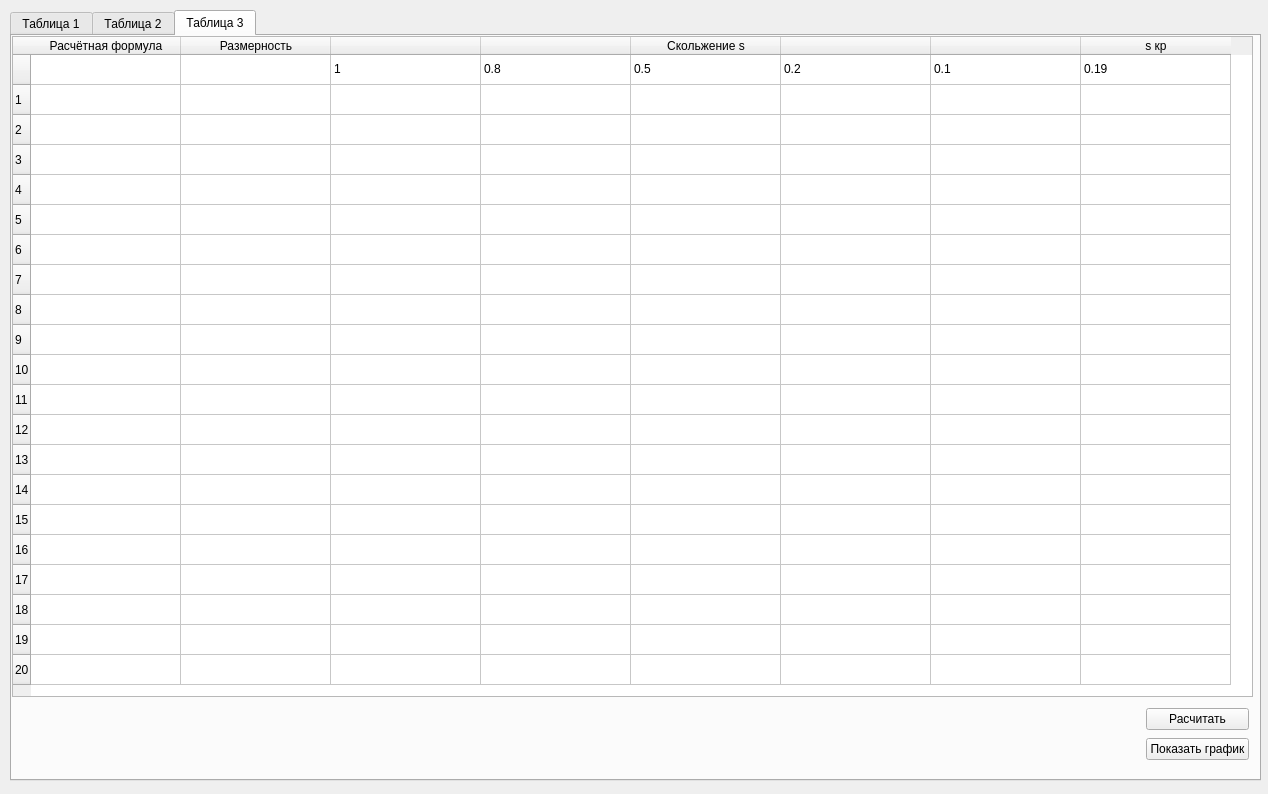
First picture: the form in ui_mainWindow.ui, repository Vaslot1/Engine-design, before the edit.
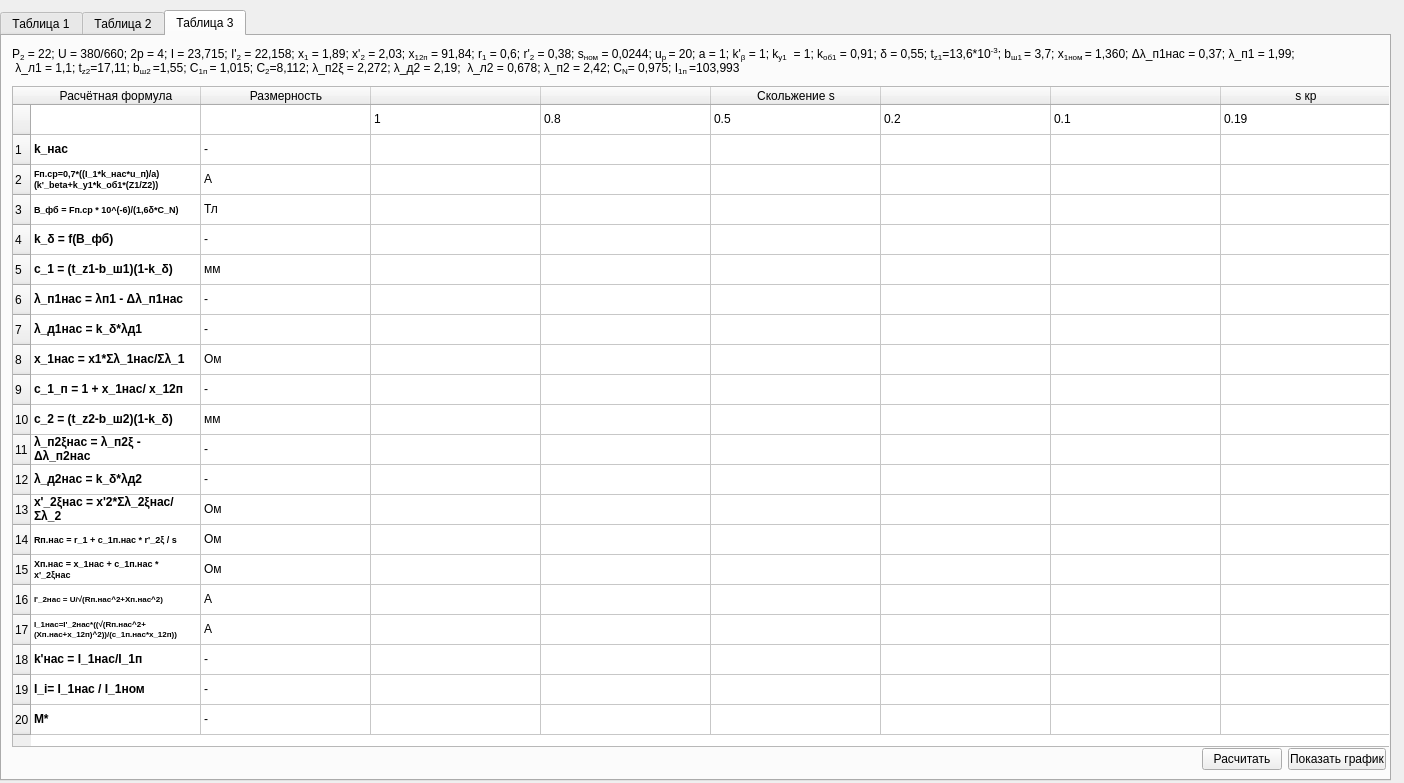
Second picture: the form after the edit. The open tabs and pages were chosen to show the change.

Commit message: добавил формулы в таблицы + исходные данные

The edit to the form file:
```diff
--- a/ui_mainWindow.ui
+++ b/ui_mainWindow.ui
@@ -6,8 +6,8 @@
    <rect>
     <x>0</x>
     <y>0</y>
-    <width>1268</width>
-    <height>794</height>
+    <width>1404</width>
+    <height>783</height>
    </rect>
   </property>
   <property name="windowTitle">
@@ -16,9 +16,9 @@
   <widget class="QTabWidget" name="tabWidget">
    <property name="geometry">
     <rect>
-     <x>10</x>
+     <x>0</x>
      <y>10</y>
-     <width>1251</width>
+     <width>1391</width>
      <height>771</height>
     </rect>
    </property>
@@ -663,14 +663,14 @@
     <widget class="QTableWidget" name="tableWidget_3">
      <property name="geometry">
       <rect>
-       <x>0</x>
-       <y>0</y>
-       <width>1241</width>
+       <x>10</x>
+       <y>50</y>
+       <width>1391</width>
        <height>661</height>
       </rect>
      </property>
      <attribute name="horizontalHeaderDefaultSectionSize">
-      <number>150</number>
+      <number>170</number>
      </attribute>
      <row>
       <property name="text">
@@ -847,17 +847,328 @@
        <string>0.19</string>
       </property>
      </item>
+     <item row="1" column="0">
+      <property name="text">
+       <string>k_нас</string>
+      </property>
+      <property name="font">
+       <font>
+        <bold>true</bold>
+       </font>
+      </property>
+     </item>
+     <item row="1" column="1">
+      <property name="text">
+       <string>-</string>
+      </property>
+     </item>
+     <item row="2" column="0">
+      <property name="text">
+       <string>Fп.ср=0,7*((I_1*k_нас*u_п)/a)(k'_beta+k_y1*k_об1*(Z1/Z2))</string>
+      </property>
+      <property name="font">
+       <font>
+        <pointsize>7</pointsize>
+        <bold>true</bold>
+       </font>
+      </property>
+     </item>
+     <item row="2" column="1">
+      <property name="text">
+       <string>А</string>
+      </property>
+     </item>
+     <item row="3" column="0">
+      <property name="text">
+       <string>В_фб = Fп.ср * 10^(-6)/(1,6δ*С_N)</string>
+      </property>
+      <property name="font">
+       <font>
+        <pointsize>7</pointsize>
+        <bold>true</bold>
+       </font>
+      </property>
+     </item>
+     <item row="3" column="1">
+      <property name="text">
+       <string>Тл</string>
+      </property>
+     </item>
+     <item row="4" column="0">
+      <property name="text">
+       <string>k_δ = f(В_фб)</string>
+      </property>
+      <property name="font">
+       <font>
+        <bold>true</bold>
+       </font>
+      </property>
+     </item>
+     <item row="4" column="1">
+      <property name="text">
+       <string>-</string>
+      </property>
+     </item>
+     <item row="4" column="2">
+      <property name="text">
+       <string/>
+      </property>
+     </item>
+     <item row="5" column="0">
+      <property name="text">
+       <string>с_1 = (t_z1-b_ш1)(1-k_δ)</string>
+      </property>
+      <property name="font">
+       <font>
+        <bold>true</bold>
+       </font>
+      </property>
+     </item>
+     <item row="5" column="1">
+      <property name="text">
+       <string>мм</string>
+      </property>
+     </item>
+     <item row="6" column="0">
+      <property name="text">
+       <string>λ_п1нас = λп1 - Δλ_п1нас</string>
+      </property>
+      <property name="font">
+       <font>
+        <bold>true</bold>
+       </font>
+      </property>
+     </item>
+     <item row="6" column="1">
+      <property name="text">
+       <string>-</string>
+      </property>
+     </item>
+     <item row="7" column="0">
+      <property name="text">
+       <string>λ_д1нас = k_δ*λд1</string>
+      </property>
+      <property name="font">
+       <font>
+        <bold>true</bold>
+       </font>
+      </property>
+     </item>
+     <item row="7" column="1">
+      <property name="text">
+       <string>-</string>
+      </property>
+     </item>
+     <item row="8" column="0">
+      <property name="text">
+       <string>х_1нас = х1*Σλ_1нас/Σλ_1</string>
+      </property>
+      <property name="font">
+       <font>
+        <bold>true</bold>
+       </font>
+      </property>
+     </item>
+     <item row="8" column="1">
+      <property name="text">
+       <string>Ом</string>
+      </property>
+     </item>
+     <item row="9" column="0">
+      <property name="text">
+       <string>c_1_п = 1 + x_1нас/ x_12п</string>
+      </property>
+      <property name="font">
+       <font>
+        <bold>true</bold>
+       </font>
+      </property>
+     </item>
+     <item row="9" column="1">
+      <property name="text">
+       <string>-</string>
+      </property>
+     </item>
+     <item row="10" column="0">
+      <property name="text">
+       <string>с_2 = (t_z2-b_ш2)(1-k_δ)</string>
+      </property>
+      <property name="font">
+       <font>
+        <bold>true</bold>
+       </font>
+      </property>
+     </item>
+     <item row="10" column="1">
+      <property name="text">
+       <string>мм</string>
+      </property>
+     </item>
+     <item row="11" column="0">
+      <property name="text">
+       <string>λ_п2ξнас = λ_п2ξ - Δλ_п2нас</string>
+      </property>
+      <property name="font">
+       <font>
+        <bold>true</bold>
+       </font>
+      </property>
+     </item>
+     <item row="11" column="1">
+      <property name="text">
+       <string>-</string>
+      </property>
+     </item>
+     <item row="12" column="0">
+      <property name="text">
+       <string>λ_д2нас = k_δ*λд2</string>
+      </property>
+      <property name="font">
+       <font>
+        <bold>true</bold>
+       </font>
+      </property>
+     </item>
+     <item row="12" column="1">
+      <property name="text">
+       <string>-</string>
+      </property>
+     </item>
+     <item row="13" column="0">
+      <property name="text">
+       <string>х'_2ξнас = x'2*Σλ_2ξнас/Σλ_2</string>
+      </property>
+      <property name="font">
+       <font>
+        <bold>true</bold>
+       </font>
+      </property>
+     </item>
+     <item row="13" column="1">
+      <property name="text">
+       <string>Ом</string>
+      </property>
+     </item>
+     <item row="14" column="0">
+      <property name="text">
+       <string>Rп.нас = r_1 + c_1п.нас * r'_2ξ / s</string>
+      </property>
+      <property name="font">
+       <font>
+        <pointsize>7</pointsize>
+        <bold>true</bold>
+       </font>
+      </property>
+     </item>
+     <item row="14" column="1">
+      <property name="text">
+       <string>Ом</string>
+      </property>
+     </item>
+     <item row="15" column="0">
+      <property name="text">
+       <string>Хп.нас = x_1нас + c_1п.нас * х'_2ξнас</string>
+      </property>
+      <property name="font">
+       <font>
+        <pointsize>7</pointsize>
+        <bold>true</bold>
+       </font>
+      </property>
+     </item>
+     <item row="15" column="1">
+      <property name="text">
+       <string>Ом</string>
+      </property>
+     </item>
+     <item row="16" column="0">
+      <property name="text">
+       <string>I'_2нас = U/√(Rп.нас^2+Хп.нас^2)</string>
+      </property>
+      <property name="font">
+       <font>
+        <pointsize>6</pointsize>
+        <bold>true</bold>
+       </font>
+      </property>
+     </item>
+     <item row="16" column="1">
+      <property name="text">
+       <string>А</string>
+      </property>
+     </item>
+     <item row="17" column="0">
+      <property name="text">
+       <string>I_1нас=I'_2нас*((√(Rп.нас^2+(Хп.нас+х_12п)^2))/(с_1п.нас*х_12п))</string>
+      </property>
+      <property name="font">
+       <font>
+        <pointsize>6</pointsize>
+        <bold>true</bold>
+       </font>
+      </property>
+     </item>
+     <item row="17" column="1">
+      <property name="text">
+       <string>А</string>
+      </property>
+     </item>
+     <item row="18" column="0">
+      <property name="text">
+       <string>k'нас = I_1нас/I_1п</string>
+      </property>
+      <property name="font">
+       <font>
+        <bold>true</bold>
+       </font>
+      </property>
+     </item>
+     <item row="18" column="1">
+      <property name="text">
+       <string>-</string>
+      </property>
+     </item>
+     <item row="19" column="0">
+      <property name="text">
+       <string>I_i= I_1нас / I_1ном</string>
+      </property>
+      <property name="font">
+       <font>
+        <bold>true</bold>
+       </font>
+      </property>
+     </item>
+     <item row="19" column="1">
+      <property name="text">
+       <string>-</string>
+      </property>
+     </item>
+     <item row="20" column="0">
+      <property name="text">
+       <string>М*</string>
+      </property>
+      <property name="font">
+       <font>
+        <bold>true</bold>
+       </font>
+      </property>
+     </item>
+     <item row="20" column="1">
+      <property name="text">
+       <string>-</string>
+      </property>
+     </item>
     </widget>
     <widget class="QWidget" name="layoutWidget">
      <property name="geometry">
       <rect>
-       <x>1134</x>
-       <y>670</y>
-       <width>103</width>
-       <height>56</height>
+       <x>1200</x>
+       <y>710</y>
+       <width>184</width>
+       <height>26</height>
       </rect>
      </property>
-     <layout class="QVBoxLayout" name="verticalLayout_4">
+     <layout class="QHBoxLayout" name="horizontalLayout">
       <item>
        <widget class="QPushButton" name="bt_calculate_table3">
         <property name="text">
@@ -874,6 +1185,27 @@
       </item>
      </layout>
     </widget>
+    <widget class="QLabel" name="label_2">
+     <property name="geometry">
+      <rect>
+       <x>10</x>
+       <y>10</y>
+       <width>1341</width>
+       <height>31</height>
+      </rect>
+     </property>
+     <property name="text">
+      <string>&lt;!DOCTYPE HTML PUBLIC &quot;-//W3C//DTD HTML 4.0//EN&quot; &quot;http://www.w3.org/TR/REC-html40/strict.dtd&quot;&gt;
+&lt;html&gt;&lt;head&gt;&lt;meta name=&quot;qrichtext&quot; content=&quot;1&quot; /&gt;&lt;meta charset=&quot;utf-8&quot; /&gt;&lt;style type=&quot;text/css&quot;&gt;
+p, li { white-space: pre-wrap; }
+hr { height: 1px; border-width: 0; }
+li.unchecked::marker { content: &quot;\2610&quot;; }
+li.checked::marker { content: &quot;\2612&quot;; }
+&lt;/style&gt;&lt;/head&gt;&lt;body style=&quot; font-family:'Segoe UI'; font-size:9pt; font-weight:400; font-style:normal;&quot;&gt;
+&lt;p style=&quot; margin-top:0px; margin-bottom:0px; margin-left:0px; margin-right:0px; -qt-block-indent:0; text-indent:0px;&quot;&gt;P&lt;span style=&quot; vertical-align:sub;&quot;&gt;2&lt;/span&gt; = 22; U = 380/660; 2p = 4; I = 23,715; I'&lt;span style=&quot; vertical-align:sub;&quot;&gt;2&lt;/span&gt; = 22,158; x&lt;span style=&quot; vertical-align:sub;&quot;&gt;1&lt;/span&gt; = 1,89; x'&lt;span style=&quot; vertical-align:sub;&quot;&gt;2&lt;/span&gt; = 2,03; x&lt;span style=&quot; vertical-align:sub;&quot;&gt;12п&lt;/span&gt; = 91,84; r&lt;span style=&quot; vertical-align:sub;&quot;&gt;1&lt;/span&gt; = 0,6; r'&lt;span style=&quot; vertical-align:sub;&quot;&gt;2&lt;/span&gt; = 0,38; s&lt;span style=&quot; vertical-align:sub;&quot;&gt;ном&lt;/span&gt; = 0,0244; u&lt;span style=&quot; vertical-align:sub;&quot;&gt;p &lt;/span&gt;= 20; a = 1; k'&lt;span style=&quot; vertical-align:sub;&quot;&gt;β&lt;/span&gt; = 1; k&lt;span style=&quot; vertical-align:sub;&quot;&gt;y1&lt;/span&gt;  = 1; k&lt;span style=&quot; vertical-align:sub;&quot;&gt;об1&lt;/span&gt; = 0,91; δ = 0,55; t&lt;span style=&quot; vertical-align:sub;&quot;&gt;z1&lt;/span&gt;=13,6*10&lt;span style=&quot; vertical-align:super;&quot;&gt;-3&lt;/span&gt;; b&lt;span style=&quot; vertical-align:sub;&quot;&gt;ш1 &lt;/span&gt;= 3,7; x&lt;span style=&quot; vertical-align:sub;&quot;&gt;1ном &lt;/span&gt;= 1,360; Δλ_п1нас = 0,37; λ_п1 = 1,99;&lt;/p&gt;
+&lt;p style=&quot; margin-top:0px; margin-bottom:0px; margin-left:0px; margin-right:0px; -qt-block-indent:0; text-indent:0px;&quot;&gt; λ_л1 = 1,1; t&lt;span style=&quot; vertical-align:sub;&quot;&gt;z2&lt;/span&gt;=17,11; b&lt;span style=&quot; vertical-align:sub;&quot;&gt;ш2 &lt;/span&gt;=1,55; C&lt;span style=&quot; vertical-align:sub;&quot;&gt;1п &lt;/span&gt;= 1,015; C&lt;span style=&quot; vertical-align:sub;&quot;&gt;2&lt;/span&gt;=8,112; λ_п2ξ = 2,272; λ_д2 = 2,19;  λ_л2 = 0,678; λ_п2 = 2,42; C&lt;span style=&quot; vertical-align:sub;&quot;&gt;N&lt;/span&gt;= 0,975; I&lt;span style=&quot; vertical-align:sub;&quot;&gt;1п &lt;/span&gt;=103,993&lt;/p&gt;&lt;/body&gt;&lt;/html&gt;</string>
+     </property>
+    </widget>
    </widget>
   </widget>
  </widget>
```
Left out of the diff: 479 changed lines with no effect on the pictures. The commit also changes 3 other files.
